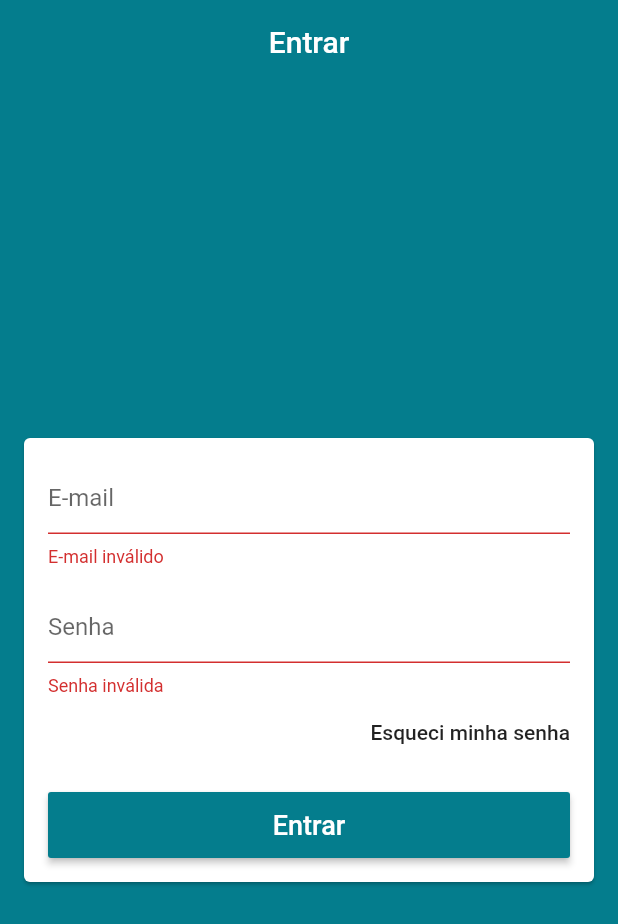
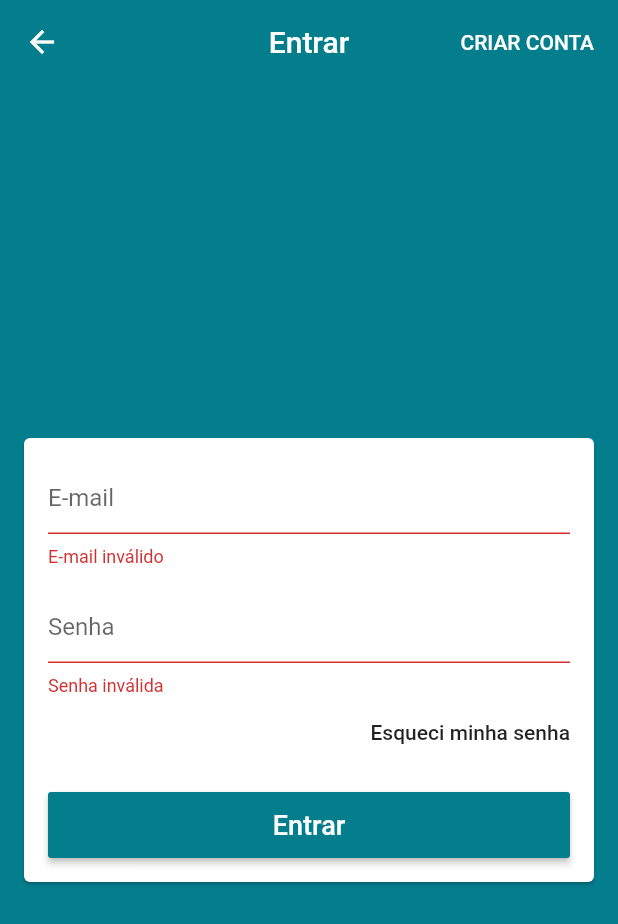
Before and after one commit to danielvieiralopes/easy_shop, a Flutter app: the screen it shows after launch, after a tap on "Entrar", on a phone screen of 412 x 824 dp. Shown: the top 924 px of the screen. Run offline on Flutter 3.47's test engine with Material 2 defaults, Android fonts, the phone set to English and light mode, and no system bars; our stand-ins replace cloud_firestore, firebase_auth; accounts and stored records are empty.

```diff
--- a/lib/main.dart
+++ b/lib/main.dart
@@ -1,38 +1,46 @@
 import 'package:cloud_firestore/cloud_firestore.dart';
 import 'package:easy_shop/models/user_manager.dart';
 import 'package:easy_shop/screens/base/base_screen.dart';
+import 'package:easy_shop/screens/signup/signup_screen.dart';
 import 'package:flutter/material.dart';
 import 'package:provider/provider.dart';
 
 void main() {
   runApp(MyApp());
 
-  Firestore.instance.collection('pedidos').document('#00001').setData(
-    {'preco': 199.99, 'usuario': 'Daniel Vieira'}
-
-    );
-
+  Firestore.instance
+      .collection('pedidos')
+      .document('#00001')
+      .setData({'preco': 199.99, 'usuario': 'Daniel Vieira'});
 }
 
 class MyApp extends StatelessWidget {
   @override
   Widget build(BuildContext context) {
-
     return ChangeNotifierProvider(
       create: (_) => UserManager(),
-          child: MaterialApp(
+      child: MaterialApp(
         title: 'Easy Shop',
         debugShowCheckedModeBanner: false,
         theme: ThemeData(
-        primaryColor: const Color.fromARGB(255, 4, 125, 141),
-        scaffoldBackgroundColor: const Color.fromARGB(255, 4, 125, 141),
-        appBarTheme: const AppBarTheme(
-          elevation: 0
+          primaryColor: const Color.fromARGB(255, 4, 125, 141),
+          scaffoldBackgroundColor: const Color.fromARGB(255, 4, 125, 141),
+          appBarTheme: const AppBarTheme(elevation: 0),
+          visualDensity: VisualDensity.adaptivePlatformDensity,
         ),
-         visualDensity: VisualDensity.adaptivePlatformDensity,
-        ),
-        home: BaseScreen(),
+        initialRoute: '/base',
+        onGenerateRoute: (settings) {
+          switch (settings.name) {
+            case '/signup' :
+             return MaterialPageRoute(
+               builder: (_) => SignUpScreen());
+            case '/base':
+            default:
+              return MaterialPageRoute(
+                builder: (_) => BaseScreen());
 
+          }
+        },
       ),
     );
   }
--- a/lib/models/page_manager.dart
+++ b/lib/models/page_manager.dart
@@ -3,7 +3,7 @@ import 'package:flutter/cupertino.dart';
 class PageManager {
   PageManager(this._pageController);
 
-  PageController _pageController;
+  final PageController _pageController;
 
   int page = 0;
 
--- a/lib/models/user.dart
+++ b/lib/models/user.dart
@@ -1,6 +1,9 @@
 class User {
-  User({this.email, this.password});
+  User({this.email, this.password, this.name});
 
+  String name;
   String email;
   String password;
+
+  String confirmPassword;
 }
--- a/lib/models/user_manager.dart
+++ b/lib/models/user_manager.dart
@@ -5,27 +5,43 @@ import 'package:flutter/cupertino.dart';
 import 'package:flutter/services.dart';
 
 class UserManager extends ChangeNotifier {
+  UserManager() {
+    _loadCurrentUser();
+  }
+
   final FirebaseAuth auth = FirebaseAuth.instance;
 
-  bool loading = false;
+  FirebaseUser user;
+
+  bool _loading = false;
+  bool get loading => _loading;
 
   Future<void> signIn({User user, Function onFail, Function onSuccess}) async {
-    setLoading(true);
+    loading = true;
     try {
       final AuthResult result = await auth.signInWithEmailAndPassword(
           email: user.email, password: user.password);
 
-      await Future.delayed(Durantion(seconds: 4));
+      this.user = result.user;
 
       onSuccess();
     } on PlatformException catch (e) {
       onFail(getErrorString(e.code));
     }
-    setLoading(false);
+    loading = false;
   }
 
-  void setLoading(bool value) {
-    loading = value;
+  set loading(bool value) {
+    _loading = value;
     notifyListeners();
   }
+
+  Future<void> _loadCurrentUser() async {
+    final FirebaseUser currentUser = await auth.currentUser();
+    if (currentUser != null) {
+      user = currentUser;
+    }
+    notifyListeners();
+    debugPrint(user.uid);
+  }
 }
--- a/lib/screens/login/login_screen.dart
+++ b/lib/screens/login/login_screen.dart
@@ -18,6 +18,17 @@ class LoginScreen extends StatelessWidget {
         appBar: AppBar(
           title: const Text('Entrar'),
           centerTitle: true,
+          actions: <Widget>[
+            FlatButton(
+                onPressed: () {
+                  Navigator.of(context).pushReplacementNamed('/signup');
+                },
+                textColor: Colors.white,
+                child: const Text(
+                  'CRIAR CONTA',
+                  style: TextStyle(fontSize: 14),
+                ))
+          ],
         ),
         body: Center(
           child: Card(
@@ -69,7 +80,9 @@ class LoginScreen extends StatelessWidget {
                       SizedBox(
                           height: 44,
                           child: RaisedButton(
-                            onPressed: () {
+                            onPressed: userManager.loading
+                                ? null
+                                : () {
                                     if (formKey.currentState.validate()) {
                                       userManager.signIn(
                                           user: User(
@@ -78,7 +91,8 @@ class LoginScreen extends StatelessWidget {
                                           onFail: (e) {
                                             scaffoldKey.currentState
                                                 .showSnackBar(SnackBar(
-                                        content: Text('Falha ao entrar: $e'),
+                                              content:
+                                                  Text('Falha ao entrar: $e'),
                                               backgroundColor: Colors.red,
                                             ));
                                           },
@@ -88,8 +102,15 @@ class LoginScreen extends StatelessWidget {
                                     }
                                   },
                             color: Theme.of(context).primaryColor,
+                            disabledColor:
+                                Theme.of(context).primaryColor.withAlpha(100),
                             textColor: Colors.white,
-                            child: const Text(
+                            child: userManager.loading
+                                ? const CircularProgressIndicator(
+                                    valueColor:
+                                        AlwaysStoppedAnimation(Colors.white),
+                                  )
+                                : const Text(
                                     'Entrar',
                                     style: TextStyle(
                                       fontSize: 18,
```
Also changed, not shown: lib/screens/signup/signup_screen.dart (added, +122 -0 lines). Lines whose indentation alone changed are shown as unchanged.
